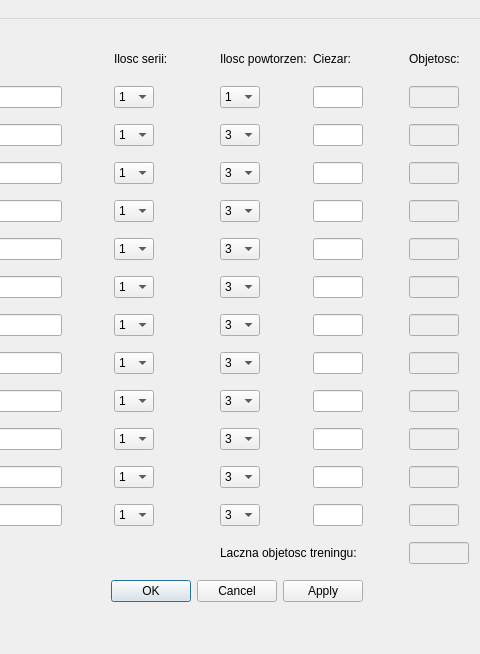
First picture: the form in mainwindow.ui, repository Kukulim/DziennikQt, before the edit; both pictures show x 191 to 671 and y 0 to 654 of the 859 by 654 pixel window.
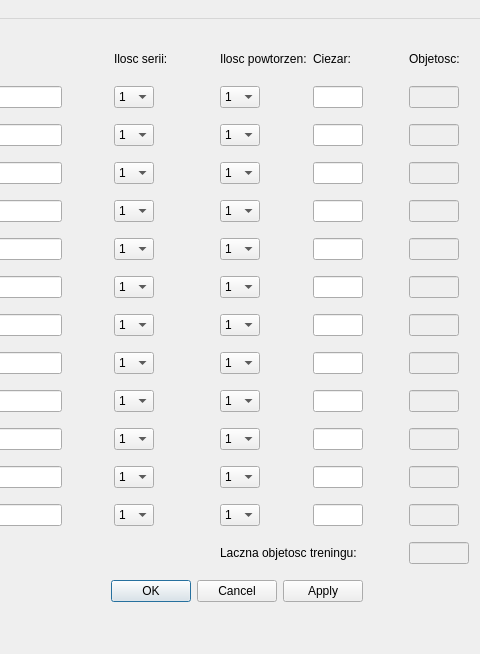
Second picture: the form after the edit. The open tabs and pages were chosen to show the change.

Diff of the .ui file:
```diff
--- a/mainwindow.ui
+++ b/mainwindow.ui
@@ -135,6 +135,16 @@
             <height>16777215</height>
            </size>
           </property>
+          <item>
+           <property name="text">
+            <string>1</string>
+           </property>
+          </item>
+          <item>
+           <property name="text">
+            <string>2</string>
+           </property>
+          </item>
           <item>
            <property name="text">
             <string>3</string>
@@ -215,6 +225,16 @@
             <height>16777215</height>
            </size>
           </property>
+          <item>
+           <property name="text">
+            <string>1</string>
+           </property>
+          </item>
+          <item>
+           <property name="text">
+            <string>2</string>
+           </property>
+          </item>
           <item>
            <property name="text">
             <string>3</string>
@@ -418,6 +438,16 @@
             <height>16777215</height>
            </size>
           </property>
+          <item>
+           <property name="text">
+            <string>1</string>
+           </property>
+          </item>
+          <item>
+           <property name="text">
+            <string>2</string>
+           </property>
+          </item>
           <item>
            <property name="text">
             <string>3</string>
@@ -561,6 +591,16 @@
             <height>16777215</height>
            </size>
           </property>
+          <item>
+           <property name="text">
+            <string>1</string>
+           </property>
+          </item>
+          <item>
+           <property name="text">
+            <string>2</string>
+           </property>
+          </item>
           <item>
            <property name="text">
             <string>3</string>
@@ -761,6 +801,16 @@
             <height>16777215</height>
            </size>
           </property>
+          <item>
+           <property name="text">
+            <string>1</string>
+           </property>
+          </item>
+          <item>
+           <property name="text">
+            <string>2</string>
+           </property>
+          </item>
           <item>
            <property name="text">
             <string>3</string>
@@ -1241,6 +1291,16 @@
             <height>16777215</height>
            </size>
           </property>
+          <item>
+           <property name="text">
+            <string>1</string>
+           </property>
+          </item>
+          <item>
+           <property name="text">
+            <string>2</string>
+           </property>
+          </item>
           <item>
            <property name="text">
             <string>3</string>
@@ -1431,6 +1491,16 @@
             <height>16777215</height>
            </size>
           </property>
+          <item>
+           <property name="text">
+            <string>1</string>
+           </property>
+          </item>
+          <item>
+           <property name="text">
+            <string>2</string>
+           </property>
+          </item>
           <item>
            <property name="text">
             <string>3</string>
@@ -1639,6 +1709,16 @@
             <height>16777215</height>
            </size>
           </property>
+          <item>
+           <property name="text">
+            <string>1</string>
+           </property>
+          </item>
+          <item>
+           <property name="text">
+            <string>2</string>
+           </property>
+          </item>
           <item>
            <property name="text">
             <string>3</string>
@@ -1820,6 +1900,16 @@
             <height>16777215</height>
            </size>
           </property>
+          <item>
+           <property name="text">
+            <string>1</string>
+           </property>
+          </item>
+          <item>
+           <property name="text">
+            <string>2</string>
+           </property>
+          </item>
           <item>
            <property name="text">
             <string>3</string>
@@ -1966,6 +2056,16 @@
             <height>16777215</height>
            </size>
           </property>
+          <item>
+           <property name="text">
+            <string>1</string>
+           </property>
+          </item>
+          <item>
+           <property name="text">
+            <string>2</string>
+           </property>
+          </item>
           <item>
            <property name="text">
             <string>3</string>
@@ -2103,6 +2203,16 @@
             <height>16777215</height>
            </size>
           </property>
+          <item>
+           <property name="text">
+            <string>1</string>
+           </property>
+          </item>
+          <item>
+           <property name="text">
+            <string>2</string>
+           </property>
+          </item>
           <item>
            <property name="text">
             <string>3</string>
```
